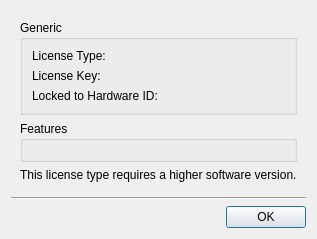
First picture: the form in client/libclient/src/ui/dialogs/license_details_dialog.ui, repository networkoptix/nx_open, before the edit.
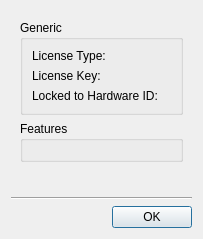
Second picture: the form after the edit.

What changed in the file:
```diff
--- a/client/libclient/src/ui/dialogs/license_details_dialog.ui
+++ b/client/libclient/src/ui/dialogs/license_details_dialog.ui
@@ -104,7 +104,7 @@
       <item>
        <widget class="QLabel" name="errorLabel">
         <property name="text">
-         <string>This license type requires a higher software version.</string>
+         <string notr="true">&lt;This license type requires higher software version.&gt;</string>
         </property>
        </widget>
       </item>
```
